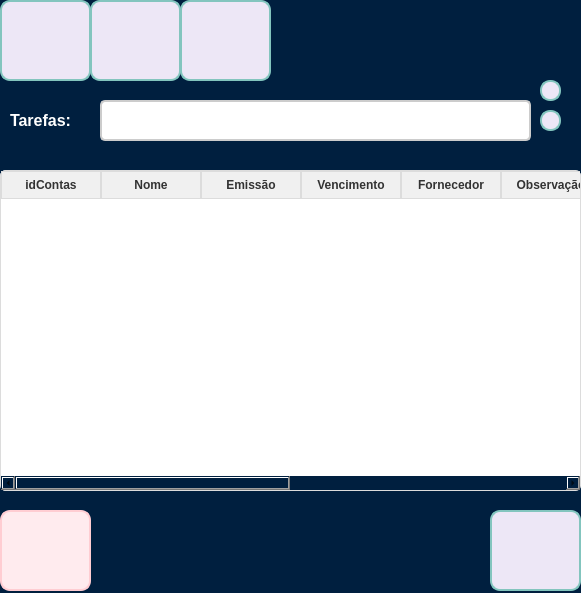
This is frm_Tarefas.ui in ArielAraujo18/ErpSistema as Qt 5 draws it before an edit. The edited form follows.
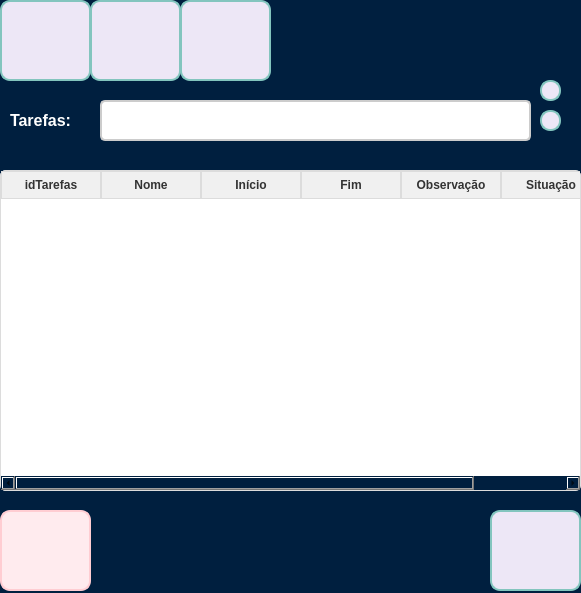
This is the edited form. Icons and pictures are not drawn.

The edit to the form file:
```diff
--- a/frm_Tarefas.ui
+++ b/frm_Tarefas.ui
@@ -464,7 +464,7 @@
    </property>
    <column>
     <property name="text">
-     <string>idContas</string>
+     <string>idTarefas</string>
     </property>
    </column>
    <column>
@@ -474,17 +474,12 @@
    </column>
    <column>
     <property name="text">
-     <string>Emissão</string>
+     <string>Início</string>
     </property>
    </column>
    <column>
     <property name="text">
-     <string>Vencimento</string>
-    </property>
-   </column>
-   <column>
-    <property name="text">
-     <string>Fornecedor</string>
+     <string>Fim</string>
     </property>
    </column>
    <column>
@@ -492,21 +487,6 @@
      <string>Observação</string>
     </property>
    </column>
-   <column>
-    <property name="text">
-     <string>Valor</string>
-    </property>
-   </column>
-   <column>
-    <property name="text">
-     <string>Parcelas</string>
-    </property>
-   </column>
-   <column>
-    <property name="text">
-     <string>Forma de pagamento</string>
-    </property>
-   </column>
    <column>
     <property name="text">
      <string>Situação</string>
```
